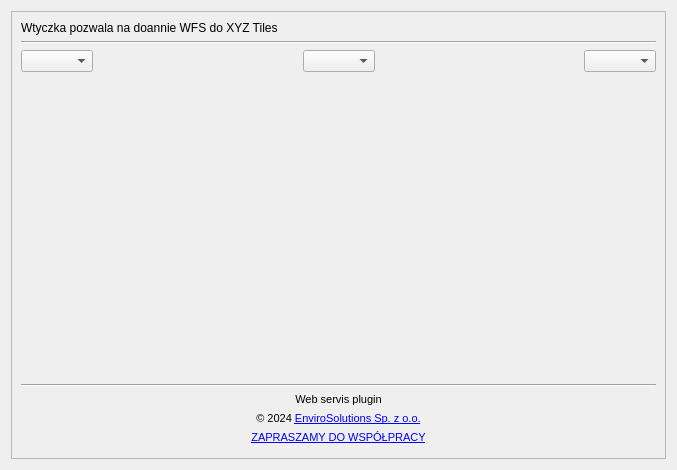
Old version of the form web_service_plugin_dialog_base.ui in the repository envirosolutionspl/integrator_uslug_danych_przestrzennych.
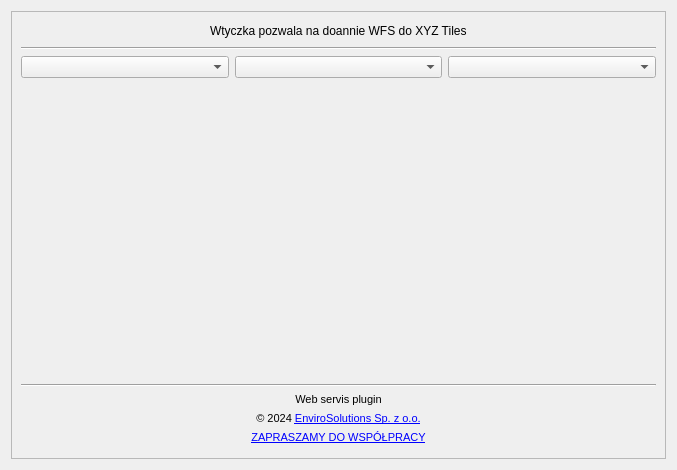
New version of the form. Icons and pictures are not drawn.

Commit message: Poprawa wyglądy UI

```diff
--- a/web_service_plugin_dialog_base.ui
+++ b/web_service_plugin_dialog_base.ui
@@ -36,6 +36,23 @@
       </property>
       <layout class="QVBoxLayout" name="verticalLayout_35">
        <item>
+        <layout class="QVBoxLayout" name="naglowek">
+         <item>
+          <layout class="QHBoxLayout" name="horizontalLayout">
+           <item>
+            <spacer name="horizontalSpacer_9">
+             <property name="orientation">
+              <enum>Qt::Horizontal</enum>
+             </property>
+             <property name="sizeHint" stdset="0">
+              <size>
+               <width>40</width>
+               <height>20</height>
+              </size>
+             </property>
+            </spacer>
+           </item>
+           <item>
         <widget class="QLabel" name="label_97">
          <property name="text">
           <string>Wtyczka pozwala na doannie WFS do XYZ Tiles</string>
@@ -46,46 +63,37 @@
         </widget>
        </item>
        <item>
+            <spacer name="horizontalSpacer_10">
+             <property name="orientation">
+              <enum>Qt::Horizontal</enum>
+             </property>
+             <property name="sizeHint" stdset="0">
+              <size>
+               <width>40</width>
+               <height>20</height>
+              </size>
+             </property>
+            </spacer>
+           </item>
+          </layout>
+         </item>
+         <item>
         <widget class="Line" name="line_42">
          <property name="orientation">
           <enum>Qt::Horizontal</enum>
          </property>
         </widget>
        </item>
+        </layout>
+       </item>
        <item>
         <layout class="QHBoxLayout" name="horizontalLayout_20">
          <item>
           <widget class="QComboBox" name="comboBox_wojewodztwa"/>
          </item>
-         <item>
-          <spacer name="horizontalSpacer">
-           <property name="orientation">
-            <enum>Qt::Horizontal</enum>
-           </property>
-           <property name="sizeHint" stdset="0">
-            <size>
-             <width>14</width>
-             <height>20</height>
-            </size>
-           </property>
-          </spacer>
-         </item>
          <item>
           <widget class="QComboBox" name="comboBox_powiaty"/>
          </item>
-         <item>
-          <spacer name="horizontalSpacer_2">
-           <property name="orientation">
-            <enum>Qt::Horizontal</enum>
-           </property>
-           <property name="sizeHint" stdset="0">
-            <size>
-             <width>14</width>
-             <height>20</height>
-            </size>
-           </property>
-          </spacer>
-         </item>
          <item>
           <widget class="QComboBox" name="comboBox_gminy"/>
          </item>
```
Lines whose indentation alone changed are shown as unchanged.
